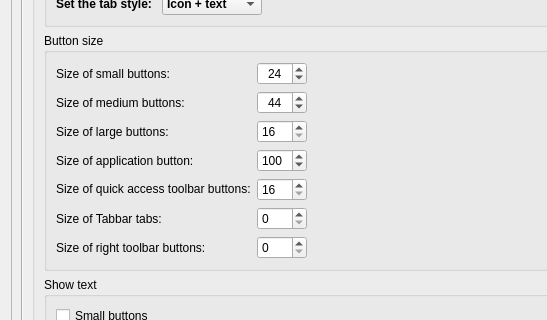
First picture: the form in Resources/ui/Settings.ui, repository APEbbers/FreeCAD-Ribbon, before the edit; both pictures show x 0 to 547 and y 251 to 571 of the 736 by 801 pixel window.
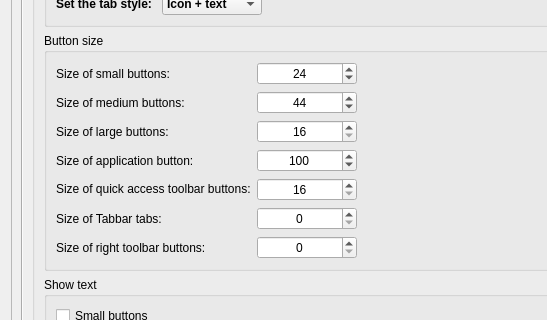
Second picture: the form after the edit. Custom widgets are drawn as their Qt base class.

The edit to the form file:
```diff
--- a/Resources/ui/Settings.ui
+++ b/Resources/ui/Settings.ui
@@ -261,7 +261,7 @@
                          </property>
                          <property name="minimumSize">
                           <size>
-                           <width>50</width>
+                           <width>100</width>
                            <height>20</height>
                           </size>
                          </property>
@@ -297,10 +297,13 @@
                         <widget class="QSpinBox" name="TabbarHeight">
                          <property name="minimumSize">
                           <size>
-                           <width>0</width>
+                           <width>100</width>
                            <height>20</height>
                           </size>
                          </property>
+                         <property name="alignment">
+                          <set>Qt::AlignmentFlag::AlignCenter</set>
+                         </property>
                         </widget>
                        </item>
                        <item row="0" column="1">
@@ -313,7 +316,7 @@
                          </property>
                          <property name="minimumSize">
                           <size>
-                           <width>50</width>
+                           <width>100</width>
                            <height>20</height>
                           </size>
                          </property>
@@ -361,10 +364,13 @@
                         <widget class="QSpinBox" name="IconSize_ApplicationButton">
                          <property name="minimumSize">
                           <size>
-                           <width>0</width>
+                           <width>100</width>
                            <height>20</height>
                           </size>
                          </property>
+                         <property name="alignment">
+                          <set>Qt::AlignmentFlag::AlignCenter</set>
+                         </property>
                          <property name="minimum">
                           <number>30</number>
                          </property>
@@ -449,10 +455,13 @@
                         <widget class="QSpinBox" name="IconSize_QuickAccessButton">
                          <property name="minimumSize">
                           <size>
-                           <width>0</width>
+                           <width>100</width>
                            <height>20</height>
                           </size>
                          </property>
+                         <property name="alignment">
+                          <set>Qt::AlignmentFlag::AlignCenter</set>
+                         </property>
                          <property name="minimum">
                           <number>16</number>
                          </property>
@@ -465,10 +474,13 @@
                         <widget class="QSpinBox" name="IconSize_rightToolbarButton">
                          <property name="minimumSize">
                           <size>
-                           <width>0</width>
+                           <width>100</width>
                            <height>20</height>
                           </size>
                          </property>
+                         <property name="alignment">
+                          <set>Qt::AlignmentFlag::AlignCenter</set>
+                         </property>
                         </widget>
                        </item>
                        <item row="2" column="0">
@@ -480,6 +492,15 @@
                        </item>
                        <item row="2" column="1">
                         <widget class="QSpinBox" name="IconSize_Large">
+                         <property name="minimumSize">
+                          <size>
+                           <width>100</width>
+                           <height>0</height>
+                          </size>
+                         </property>
+                         <property name="alignment">
+                          <set>Qt::AlignmentFlag::AlignCenter</set>
+                         </property>
                          <property name="minimum">
                           <number>16</number>
                          </property>
```
Left out of the diff: 3 changed lines with no effect on the pictures.
